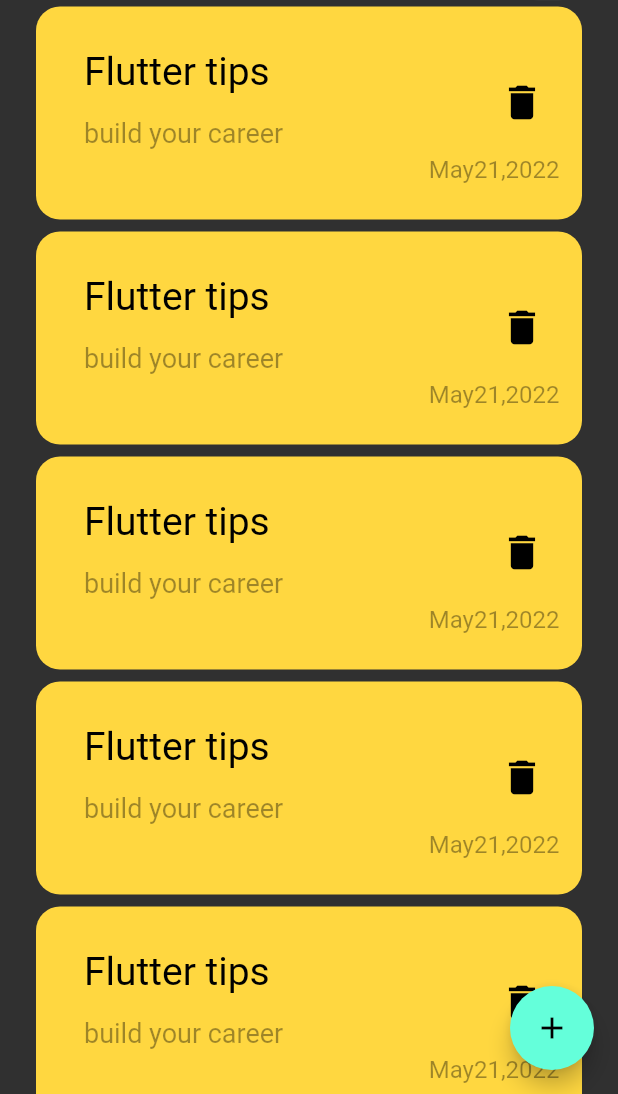
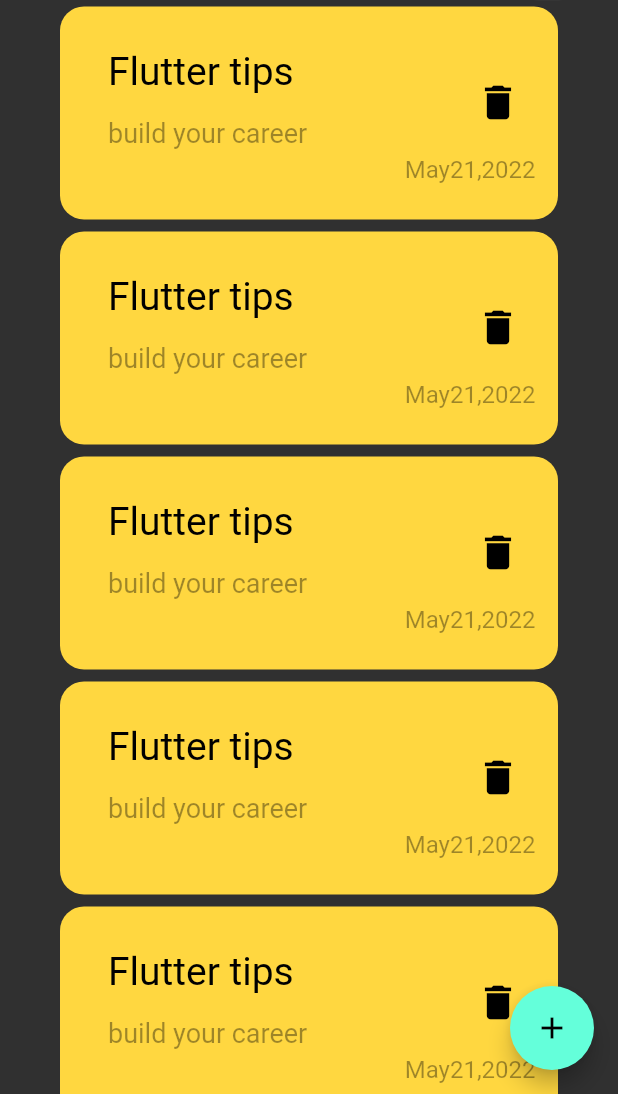
Before and after one commit to ReemOsama30/notes_app, a Flutter app: the screen it shows after launch, on a phone screen of 412 x 824 dp, the part 142-1236 px from its top. Run offline on Flutter 3.47's test engine with Material 2 defaults, Android fonts, the phone set to English and light mode, and no system bars; Roboto replaces fonts that are missing (Poppins).

```diff
--- a/lib/layout/notesapp.dart
+++ b/lib/layout/notesapp.dart
@@ -1,12 +1,20 @@
-import 'package:flutter/cupertino.dart';
 import 'package:flutter/material.dart';
+import '../widgets/add_note_bottom_sheet.dart';
 import '../widgets/note_app_body.dart';
 
 class NotesApp  extends StatelessWidget {
+  const NotesApp({Key? key}) : super(key: key);
+
   @override
   Widget build(BuildContext context) {
     return Scaffold(
-      floatingActionButton: FloatingActionButton(onPressed: (){},child:const Icon(Icons.add),),
+      floatingActionButton: FloatingActionButton(onPressed: (){
+
+        showModalBottomSheet(context: context, builder: (context){
+
+          return const AddNoteBottomSheet();
+        });
+      },child:const Icon(Icons.add),),
       body:const NotesAppBody()
 
     );
--- a/lib/widgets/notes_list_view.dart
+++ b/lib/widgets/notes_list_view.dart
@@ -7,7 +7,11 @@ class NotesListView extends StatelessWidget {
 
   @override
   Widget build(BuildContext context) {
-    return ListView.builder(itemBuilder: (context,index)
+    return Padding(
+      padding: const EdgeInsets.symmetric(horizontal: 16.0),
+      child: ListView.builder(
+          padding: EdgeInsets.zero,
+          itemBuilder: (context,index)
       {
         return const Padding(
           padding:  EdgeInsets.symmetric(vertical: 4.0),
@@ -16,6 +20,7 @@ class NotesListView extends StatelessWidget {
 
       }
 
+      ),
     );
   }
 }
```
Lines whose indentation alone changed are shown as unchanged.
